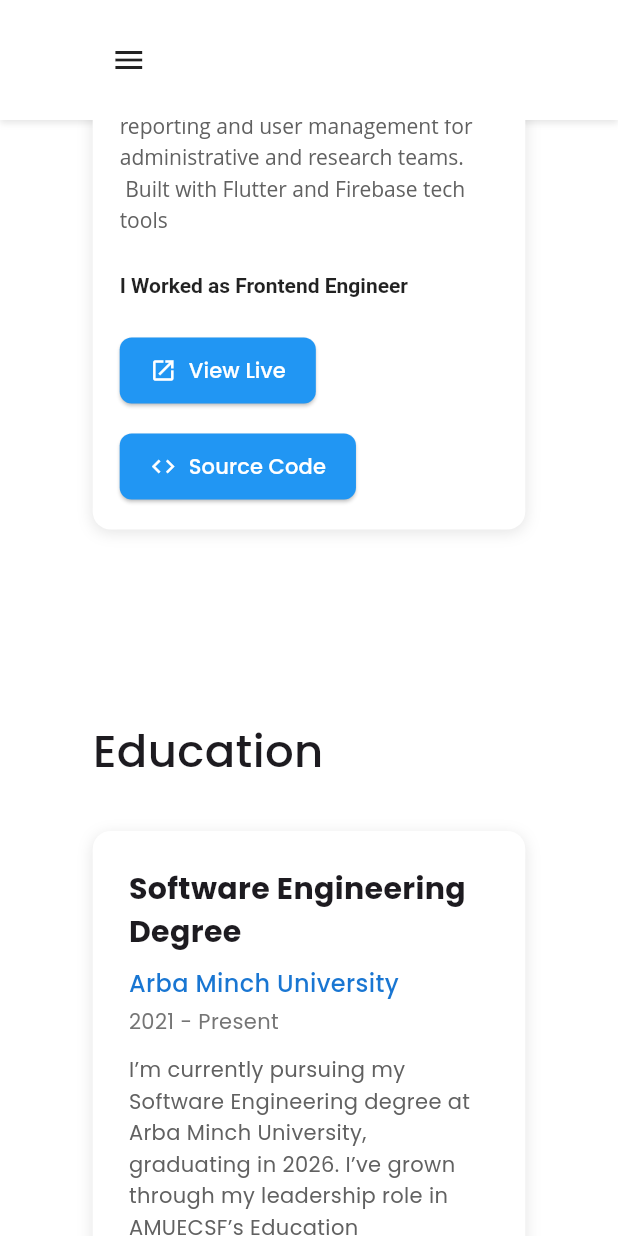
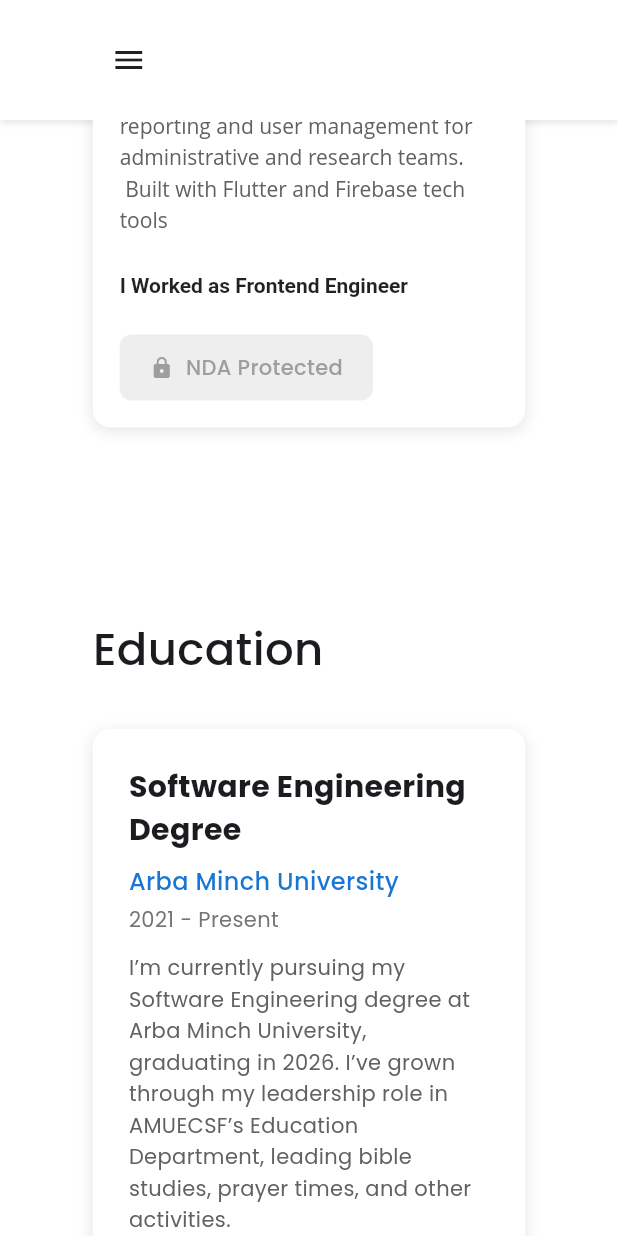
Before and after one commit to NahumDm/Personal-Portfolio-, a Flutter app: the screen it shows after launch, scrolled down 1728 dp, on a phone screen of 412 x 824 dp. Run offline on Flutter 3.47's test engine with Material 3 defaults, Android fonts, the phone set to English and light mode, and no system bars; drawn by our look-alikes of scroll_to_index; our stand-ins replace font_awesome_flutter, google_fonts.

Commit message:
Updated ssgi-fix project as NDA-Protected

```diff
--- a/lib/widgets/portfolio_section.dart
+++ b/lib/widgets/portfolio_section.dart
@@ -158,6 +158,32 @@ class _ProjectCard extends StatelessWidget {
                 return Column(
                   crossAxisAlignment: CrossAxisAlignment.start,
                   children: [
+                    if (project.title == 'SSGI-Fix')
+                      Container(
+                        padding: const EdgeInsets.symmetric(
+                          horizontal: 20,
+                          vertical: 12,
+                        ),
+                        decoration: BoxDecoration(
+                          color: Colors.grey.shade200,
+                          borderRadius: BorderRadius.circular(8),
+                        ),
+                        child: Row(
+                          mainAxisSize: MainAxisSize.min,
+                          children: [
+                            Icon(Icons.lock, size: 16, color: Colors.grey),
+                            const SizedBox(width: 8),
+                            const Text(
+                              'NDA Protected',
+                              style: TextStyle(
+                                color: Colors.grey,
+                                fontWeight: FontWeight.w500,
+                              ),
+                            ),
+                          ],
+                        ),
+                      )
+                    else ...[
                       if (project.liveUrl != null)
                         _ActionButton(
                           label: 'View Live',
@@ -174,10 +200,37 @@ class _ProjectCard extends StatelessWidget {
                           onTap: () => _launchUrl(project.sourceCodeUrl!),
                         ),
                     ],
+                  ],
                 );
               } else {
                 return Row(
                   children: [
+                    if (project.title == 'SSGI-Fix')
+                      Container(
+                        padding: const EdgeInsets.symmetric(
+                          horizontal: 20,
+                          vertical: 12,
+                        ),
+                        decoration: BoxDecoration(
+                          color: Colors.grey.shade200,
+                          borderRadius: BorderRadius.circular(8),
+                        ),
+                        child: Row(
+                          mainAxisSize: MainAxisSize.min,
+                          children: [
+                            Icon(Icons.lock, size: 16, color: Colors.grey),
+                            const SizedBox(width: 8),
+                            const Text(
+                              'NDA Protected',
+                              style: TextStyle(
+                                color: Colors.grey,
+                                fontWeight: FontWeight.w500,
+                              ),
+                            ),
+                          ],
+                        ),
+                      )
+                    else ...[
                       if (project.liveUrl != null)
                         _ActionButton(
                           label: 'View Live',
@@ -193,6 +246,7 @@ class _ProjectCard extends StatelessWidget {
                           icon: Icons.code,
                           onTap: () => _launchUrl(project.sourceCodeUrl!),
                         ),
+                    ],
                   ],
                 );
               }
```
Lines whose indentation alone changed are shown as unchanged.
